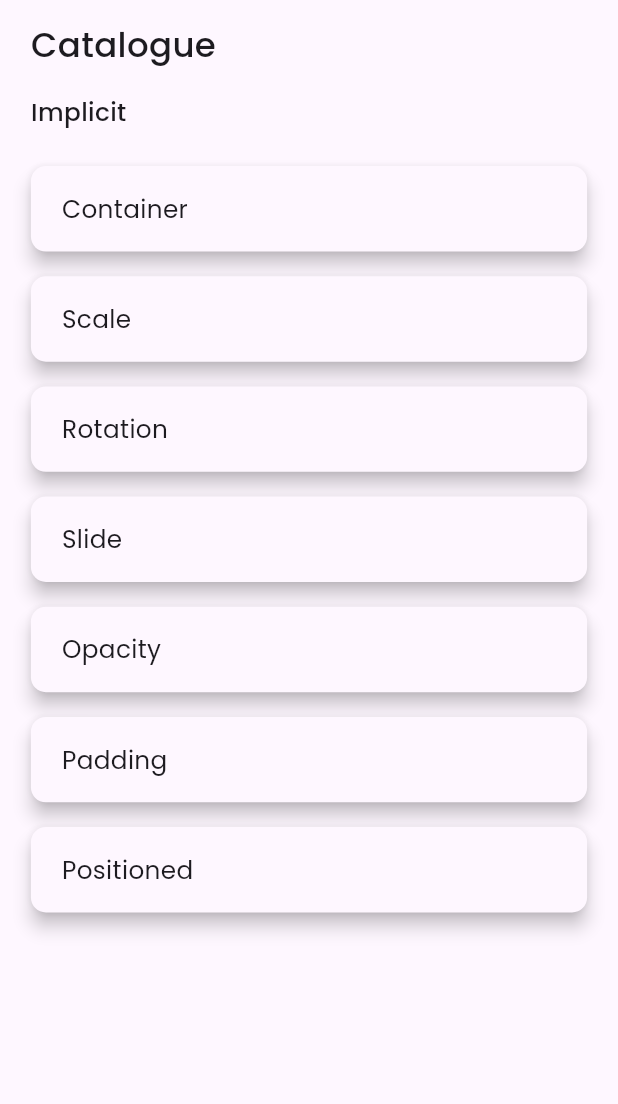
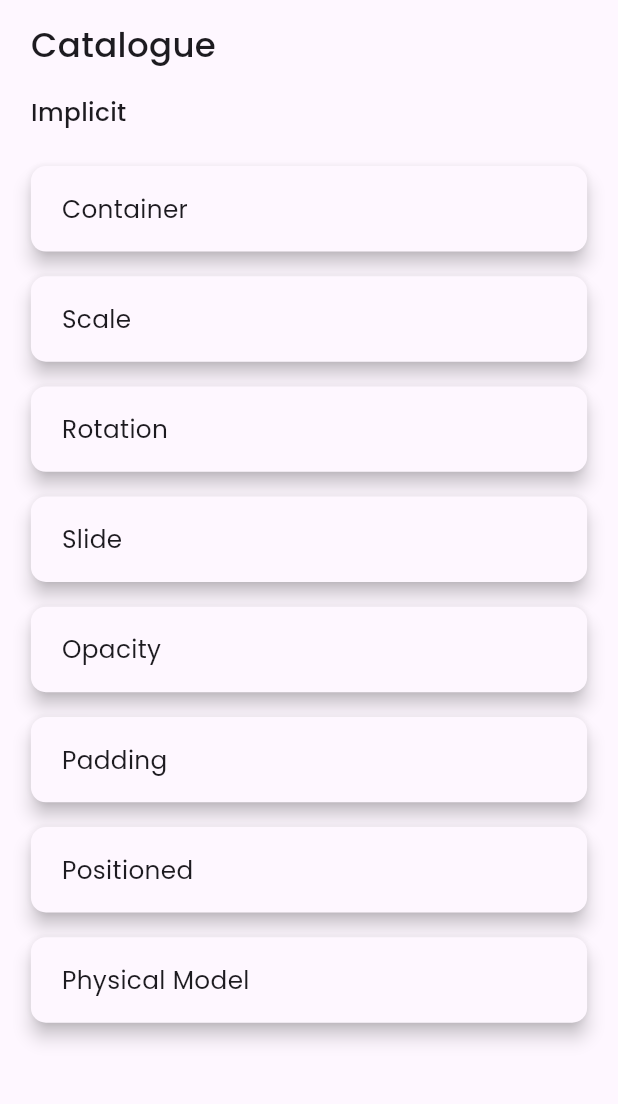
Before and after one commit to bhawesh2002/animotion_gallery, a Flutter app: the screen it shows after launch, on a phone screen of 412 x 824 dp, the part 63-1167 px from its top. Run offline on Flutter 3.47's test engine with Material 3 defaults, Android fonts, the phone set to English and light mode, and no system bars; our stand-ins replace google_fonts.

Commit message:
Add AniPhysicalModelPage to Catalogue

```diff
--- a/lib/pages/catalogue.dart
+++ b/lib/pages/catalogue.dart
@@ -1,6 +1,7 @@
 import 'package:animotion_gallery/implicit%20animations/ani_container.dart';
 import 'package:animotion_gallery/implicit%20animations/ani_opacity.dart';
 import 'package:animotion_gallery/implicit%20animations/ani_padding.dart';
+import 'package:animotion_gallery/implicit%20animations/ani_physical_model.dart';
 import 'package:animotion_gallery/implicit%20animations/ani_positioned.dart';
 import 'package:animotion_gallery/implicit%20animations/ani_rotation.dart';
 import 'package:animotion_gallery/implicit%20animations/ani_scale.dart';
@@ -20,6 +21,7 @@ class Catalogue extends StatelessWidget {
       "Opacity": const AniOpacityPage(),
       "Padding": const AniPaddingPage(),
       "Positioned": const AniPositionedPage(),
+      "Physical Model": const AniPhysicalModelPage()
     };
     return SafeArea(
       child: Scaffold(
```
